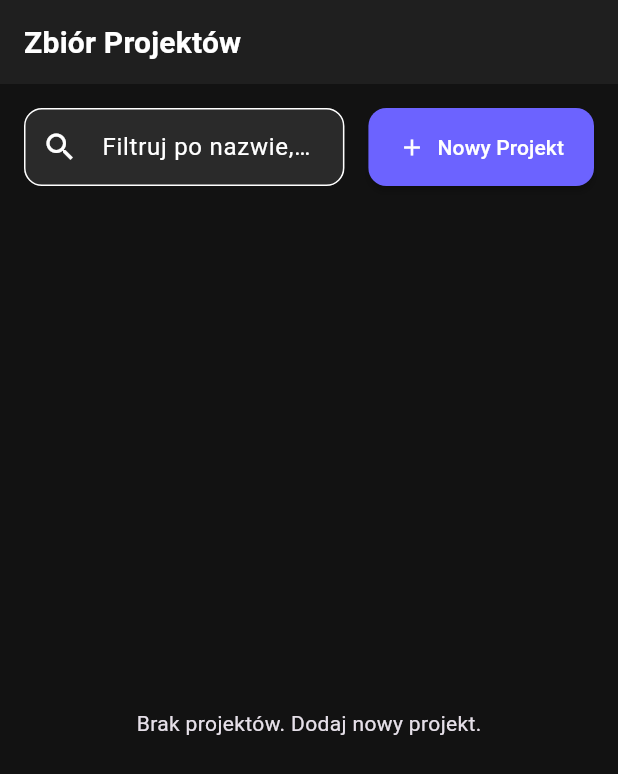
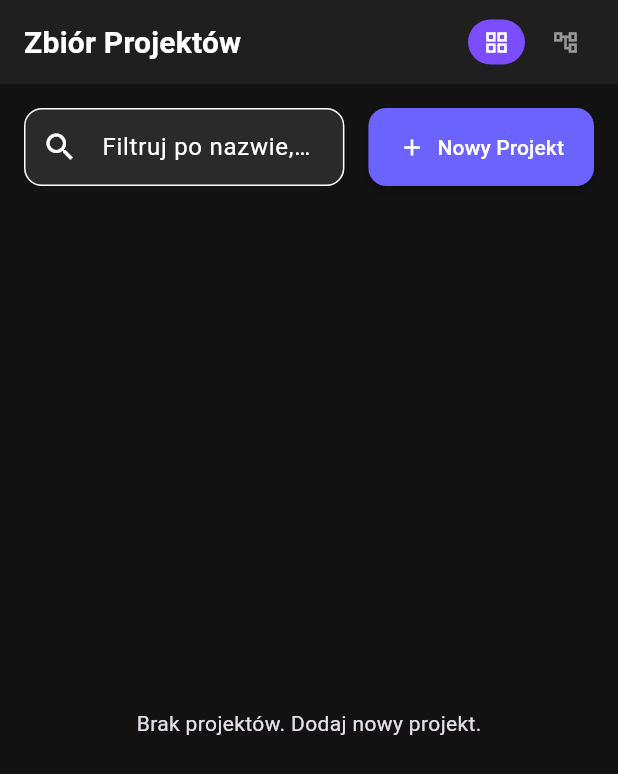
Before and after one commit to kusojac/ML_CV_Video, a Flutter app: the screen it shows after launch, on a phone screen of 412 x 824 dp. Shown: the top 774 px of the screen. Run offline on Flutter 3.47's test engine with Material 3 defaults, Android fonts, the phone set to English and light mode, and no system bars; our stand-ins replace file_picker; missing offline and left inert: media_kit, media_kit_video.

Commit message:
fix after merge

```diff
--- a/VolleyballApp/frontend/lib/models/artifact_model.dart
+++ b/VolleyballApp/frontend/lib/models/artifact_model.dart
@@ -17,6 +17,10 @@ class ArtifactModel {
   // W przypadku typu "action" lub "playlist", wskazanie na plik wideo bazowy
   String? sourceVideoPath;
 
+  String? videoCategory;
+  TeamMetadata? teamA;
+  TeamMetadata? teamB;
+
   ArtifactModel({
     String? id,
     required this.type,
@@ -27,6 +31,9 @@ class ArtifactModel {
     this.thumbnailPath,
     DateTime? createdAt,
     this.sourceVideoPath,
+    this.videoCategory,
+    this.teamA,
+    this.teamB,
   }) : id = id ?? const Uuid().v4(),
        createdAt = createdAt ?? DateTime.now(),
        tags = tags ?? [];
--- a/VolleyballApp/frontend/lib/screens/home_screen.dart
+++ b/VolleyballApp/frontend/lib/screens/home_screen.dart
@@ -15,7 +15,7 @@ class _HomeScreenState extends State<HomeScreen> {
   final ProjectDataService _dataService = ProjectDataService();
   final TextEditingController _searchController = TextEditingController();
   List<ProjectModel> _filteredProjects = [];
-  String _sortOption = 'date_desc';
+  final String _sortOption = 'date_desc';
   final List<String> _selectedFilterTags = [];
   bool _isGraphView = false;
 
@@ -278,7 +278,25 @@ class _HomeScreenState extends State<HomeScreen> {
   @override
   Widget build(BuildContext context) {
     return Scaffold(
-      appBar: AppBar(title: const Text('Zbiór Projektów')),
+      appBar: AppBar(
+        title: const Text('Zbiór Projektów'),
+        actions: [
+          _viewToggleBtn(
+            icon: Icons.grid_view,
+            tooltip: 'Widok kafelków',
+            active: !_isGraphView,
+            onTap: () => setState(() => _isGraphView = false),
+          ),
+          const SizedBox(width: 8),
+          _viewToggleBtn(
+            icon: Icons.account_tree_outlined,
+            tooltip: 'Widok grafu',
+            active: _isGraphView,
+            onTap: () => setState(() => _isGraphView = true),
+          ),
+          const SizedBox(width: 16),
+        ],
+      ),
       body: Column(
         children: [
           Padding(
@@ -318,7 +336,22 @@ class _HomeScreenState extends State<HomeScreen> {
             ),
           ),
           Expanded(
-            child: _filteredProjects.isEmpty
+            child: _isGraphView
+                ? GraphView(
+                    projects: _filteredProjects,
+                    onRefresh: _loadData,
+                    onProjectTap: (project) {
+                      Navigator.push(
+                        context,
+                        MaterialPageRoute(
+                          builder: (context) => ProjectDetailsScreen(project: project),
+                        ),
+                      ).then((_) => _filterProjects());
+                    },
+                    onProjectEdit: _editProjectDialog,
+                    onProjectDelete: _deleteProject,
+                  )
+                : _filteredProjects.isEmpty
                     ? const Center(
                         child: Text('Brak projektów. Dodaj nowy projekt.'),
                       )
--- a/VolleyballApp/frontend/lib/screens/project_details_screen.dart
+++ b/VolleyballApp/frontend/lib/screens/project_details_screen.dart
@@ -365,6 +365,7 @@ class _ProjectDetailsScreenState extends State<ProjectDetailsScreen> {
     // Obecnie zakładamy, że VideoAnalysisScreen obsługuje główny wideo
     // Dla playlist / akcji powinniśmy przekazać context
     String videoToOpen = artifact.filePath;
+    String? playlistToOpen;
     if (artifact.type == ArtifactType.playlist ||
         artifact.type == ArtifactType.action) {
       if (artifact.sourceVideoPath != null &&
@@ -520,8 +521,9 @@ class _ProjectDetailsScreenState extends State<ProjectDetailsScreen> {
               subtitle: Builder(
                 builder: (context) {
                   final parts = <String>[];
-                  if (_searchController.text.isNotEmpty)
+                  if (_searchController.text.isNotEmpty) {
                     parts.add('"${_searchController.text}"');
+                  }
                   for (final t in _selectedTypes) {
                     parts.add('Typ: ${t.name}');
                   }
--- a/VolleyballApp/frontend/lib/widgets/video_player_widget.dart
+++ b/VolleyballApp/frontend/lib/widgets/video_player_widget.dart
@@ -1386,8 +1386,9 @@ class _VideoPlayerWidgetState extends State<VideoPlayerWidget> {
                                 },
                                 onPanUpdate: (d) {
                                   if (_scrubDragStartX == null ||
-                                      _scrubDragStartMs == null)
+                                      _scrubDragStartMs == null) {
                                     return;
+                                  }
                                   // Czułość: 1px = 200ms (nastrojalna)
                                   final deltaPx =
                                       d.localPosition.dx - _scrubDragStartX!;
```
Also changed, not shown: VolleyballApp/frontend/lib/screens/video_analysis_screen.dart (+5 -2 lines), VolleyballApp/frontend/lib/widgets/action_sidebar.dart (+91 -71 lines). Lines whose indentation alone changed are shown as unchanged.
